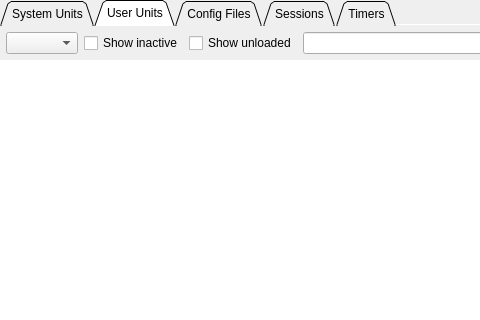
Old version of the form src/mainwindow.ui in the repository KDE/systemdgenie; both pictures show x 0 to 480 and y 0 to 320 of the 800 by 600 pixel window.
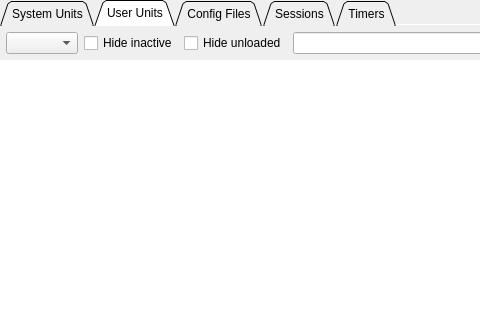
New version of the form. Custom widgets are drawn as their Qt base class.

Commit message: Show unloaded and inactive units by default

```diff
--- a/src/mainwindow.ui
+++ b/src/mainwindow.ui
@@ -291,14 +291,20 @@
              <item>
               <widget class="QCheckBox" name="chkInactiveUserUnits">
                <property name="text">
-                <string>Show inactive</string>
+                <string>Hide inactive</string>
+               </property>
+               <property name="checked">
+                <bool>false</bool>
                </property>
               </widget>
              </item>
              <item>
               <widget class="QCheckBox" name="chkUnloadedUserUnits">
                <property name="text">
-                <string>Show unloaded</string>
+                <string>Hide unloaded</string>
+               </property>
+               <property name="checked">
+                <bool>false</bool>
                </property>
               </widget>
              </item>
```
Left out of the diff: 18 changed lines with no effect on the pictures. The commit also changes 1 other file.
